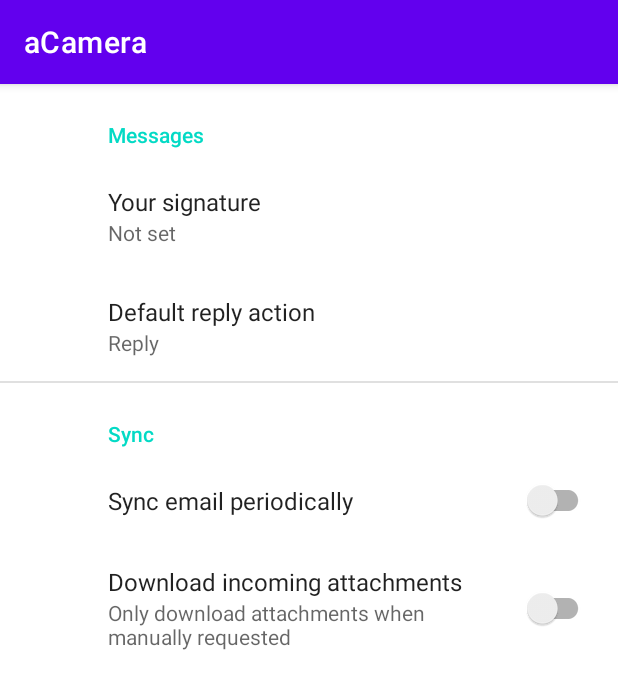
After one commit to DirkVolkmann/aCamera, an Android app: the fragment SettingsFragment shown on its own in the app's theme, on a phone screen of 412 x 824 dp. The commit adds this screen. Shown: the top 689 px of the screen. Run offline under Robolectric (Android 15) with nearby library versions, the phone set to English and light mode, and no system bars; our stand-ins replace androidx.preference.

Commit message:
New files to be filled

```diff
--- /dev/null
+++ b/app/src/main/java/com/dirk/acamera/fragments/SettingsFragment.kt
@@ -0,0 +1,12 @@
+package com.dirk.acamera.fragments
+
+import android.os.Bundle
+import androidx.preference.PreferenceFragmentCompat
+import com.dirk.acamera.R
+
+class SettingsFragment : PreferenceFragmentCompat() {
+
+    override fun onCreatePreferences(savedInstanceState: Bundle?, rootKey: String?) {
+        setPreferencesFromResource(R.xml.root_preferences, rootKey)
+    }
+}
--- a/app/src/main/java/com/dirk/acamera/rtc/RtcClient.kt
+++ b/app/src/main/java/com/dirk/acamera/rtc/RtcClient.kt
@@ -81,7 +81,7 @@ class RtcClient(
     fun startLocalVideoCapture(videoOutput: SurfaceViewRenderer) {
         val surfaceTextureHelper = SurfaceTextureHelper.create(Thread.currentThread().name, rootEglBase.eglBaseContext)
         (videoCapturer as VideoCapturer).initialize(surfaceTextureHelper, videoOutput.context, videoSource.capturerObserver)
-        videoCapturer.startCapture(10000, 10000, 30)
+        videoCapturer.startCapture(1280, 720, 30)
 
         videoTrack = peerConnectionFactory.createVideoTrack(VIDEO_ID, videoSource)
         videoTrack!!.addSink(videoOutput)
--- /dev/null
+++ b/app/src/main/res/values/arrays.xml
@@ -0,0 +1,12 @@
+<resources>
+    <!-- Reply Preference -->
+    <string-array name="reply_entries">
+        <item>Reply</item>
+        <item>Reply to all</item>
+    </string-array>
+
+    <string-array name="reply_values">
+        <item>reply</item>
+        <item>reply_all</item>
+    </string-array>
+</resources>
--- a/app/src/main/res/values/strings.xml
+++ b/app/src/main/res/values/strings.xml
@@ -1,3 +1,19 @@
 <resources>
     <string name="app_name">aCamera</string>
+    <!-- TODO: Remove or change this placeholder text -->
+    <string name="hello_blank_fragment">Hello blank fragment</string>
+    <!-- Preference Titles -->
+    <string name="messages_header">Messages</string>
+    <string name="sync_header">Sync</string>
+
+    <!-- Messages Preferences -->
+    <string name="signature_title">Your signature</string>
+    <string name="reply_title">Default reply action</string>
+
+    <!-- Sync Preferences -->
+    <string name="sync_title">Sync email periodically</string>
+    <string name="attachment_title">Download incoming attachments</string>
+    <string name="attachment_summary_on">Automatically download attachments for incoming emails
+    </string>
+    <string name="attachment_summary_off">Only download attachments when manually requested</string>
 </resources>
--- /dev/null
+++ b/app/src/main/res/xml/root_preferences.xml
@@ -0,0 +1,35 @@
+<PreferenceScreen xmlns:app="http://schemas.android.com/apk/res-auto">
+
+    <PreferenceCategory app:title="@string/messages_header">
+
+        <EditTextPreference
+            app:key="signature"
+            app:title="@string/signature_title"
+            app:useSimpleSummaryProvider="true" />
+
+        <ListPreference
+            app:defaultValue="reply"
+            app:entries="@array/reply_entries"
+            app:entryValues="@array/reply_values"
+            app:key="reply"
+            app:title="@string/reply_title"
+            app:useSimpleSummaryProvider="true" />
+
+    </PreferenceCategory>
+
+    <PreferenceCategory app:title="@string/sync_header">
+
+        <SwitchPreferenceCompat
+            app:key="sync"
+            app:title="@string/sync_title" />
+
+        <SwitchPreferenceCompat
+            app:dependency="sync"
+            app:key="attachment"
+            app:summaryOff="@string/attachment_summary_off"
+            app:summaryOn="@string/attachment_summary_on"
+            app:title="@string/attachment_title" />
+
+    </PreferenceCategory>
+
+</PreferenceScreen>
```
Also changed, not shown: app/src/main/java/com/dirk/acamera/fragments/PermissionFragment.kt (added, +60 -0 lines), app/src/main/java/com/dirk/acamera/fragments/RtcFragment.kt (added, +60 -0 lines), app/src/main/res/layout/fragment_permission.xml (added, +14 -0 lines), app/src/main/res/layout/fragment_rtc.xml (added, +14 -0 lines).
